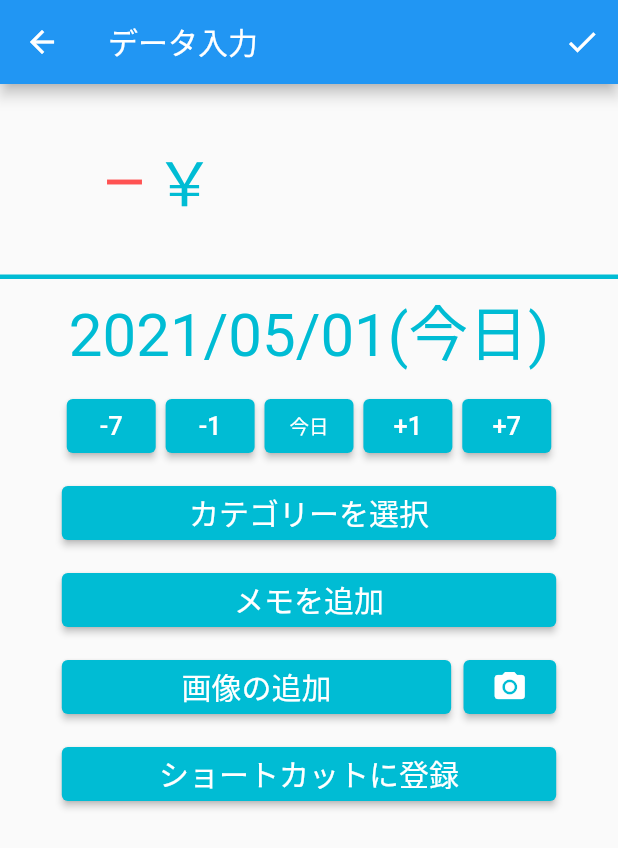
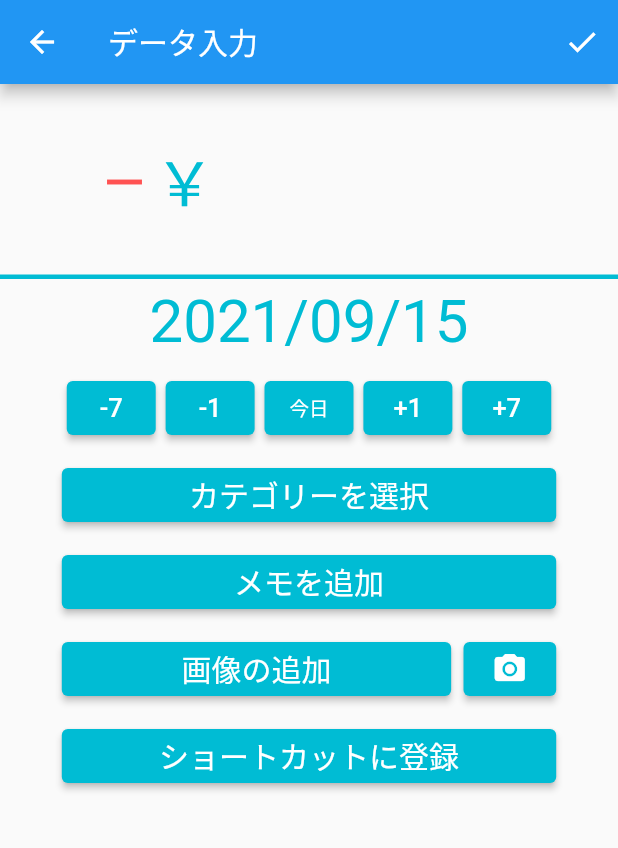
Before and after one commit to TeamSaifu/Saifu_Flutter, a Flutter app: the EnterDataPage screen opened by its route, on a phone screen of 412 x 824 dp. Shown: the top 848 px of the screen. Run offline on Flutter 3.47's test engine with Material 2 defaults, Android fonts, the phone set to English and light mode, and no system bars; our stand-ins replace percent_indicator, smooth_page_indicator, sqflite; accounts and stored records are empty.

Commit message:
logモデル及びlogリポジトリ作成、入力画面log画面作成

```diff
--- a/lib/db/log_repository.dart
+++ b/lib/db/log_repository.dart
@@ -0,0 +1,110 @@
+import 'package:flutter/cupertino.dart';
+import 'package:flutter/material.dart';
+import 'package:saifu/db/db_provider.dart';
+import 'package:saifu/model/log.dart';
+import "package:intl/intl.dart";
+
+class LogRepository {
+  static String table = 'log';
+  static DBProvider instance = DBProvider.instance;
+
+  static final _dateFormatter = DateFormat("y/M/d");
+  static DateTime toDateTime(String datetimeStr){
+    DateTime result;
+
+    try {
+      result = _dateFormatter.parseStrict(datetimeStr);
+    } catch(e){
+      // 変換に失敗した場合の処理
+    }
+    return result;
+  }
+
+  static Future<PayLog> create({
+    @required int price,
+    @required int sign,
+    DateTime payDay,
+    String name,
+    int category,
+    String picture,
+    int splitCount
+  }) async {
+    final DateTime now = DateTime.now();
+    final Map<String, dynamic> row = {
+      'input_date': now.toString(),
+      'pay_date': payDay != null ? payDay.toString() : now.toString(),
+      'price': price,
+      'name': name != null ? name : '',
+      'category': category != null ? category : 0,
+      'picture': picture != null ? picture : '',
+      'sign': sign,
+      'split_count': splitCount != null ? splitCount : 1
+    };
+
+    final db = await instance.database;
+    final id = await db.insert(table, row);
+
+    return PayLog(
+      id: id,
+      inputDate: now,
+      // payDate: toDateTime(row["pay_date"]),
+      payDate: DateTime.parse(row["pay_date"]).toLocal(),
+      price: price,
+      name: row["name"],
+      category: row["category"],
+      picture: row["picture"],
+      sign: sign,
+      splitCount: row["splitCount"],
+    );
+  }
+
+  static Future<List<PayLog>> getAll() async {
+    final db = await instance.database;
+    final rows = await db.rawQuery('SELECT * FROM $table ORDER BY pay_date DESC');
+
+    if (rows.isEmpty) return null;
+
+    return rows.map((e) => PayLog.fromMap(e)).toList();
+  }
+
+  static Future<List<PayLog>> getToday() async {
+    String startToday = DateFormat('yyyy-MM-dd').format(DateTime.now());
+    final db = await instance.database;
+    final rows = await db.rawQuery('SELECT * FROM $table WHERE pay_date >= $startToday  ORDER BY pay_date DESC');
+
+    if (rows.isEmpty) return null;
+
+    return rows.map((e) => PayLog.fromMap(e)).toList();
+  }
+
+  static Future<int> update ({
+    int id,
+    int price,
+    DateTime payDay,
+    String name,
+    int category,
+    String picture,
+    int sign,
+    int splitCount
+  }) async {
+    final DateTime now = DateTime.now();
+    final row = {
+      'id': id,
+      'input_date': now.toString(),
+      'pay_date': payDay,
+      'price': price,
+      'name': name,
+      'category': category,
+      'picture': picture != null ? picture : '',
+      'sign': sign,
+      'split_count': splitCount
+    };
+    final db = await instance.database;
+    return await db.update(table, row, where: 'id = ?', whereArgs: [id]);
+  }
+
+  static Future<int> delete(int id) async {
+    final db = await instance.database;
+    return await db.delete(table, where: 'id = ?', whereArgs: [id]);
+  }
+}
--- a/lib/enter_data.dart
+++ b/lib/enter_data.dart
@@ -1,4 +1,19 @@
 import 'package:flutter/material.dart';
+
+import 'package:saifu/db/log_repository.dart';
+
+import 'package:intl/intl.dart';
+
+/*
+このページの未実装項目
+- or +アイコンを押すと支出と収入が切り替わる
+日付を押すとカレンダーが出て支払日を選択できる
+カテゴリーを押すとカテゴリー一覧が出てカテゴリーを選択できる
+メモの追加
+画像選択
+写真を撮ってその画像を使用
+ショートカットに登録できる
+ */
 
 class EnterDataPage extends StatefulWidget {
   EnterDataPage({Key key, this.title}) : super(key: key);
@@ -10,6 +25,35 @@ class EnterDataPage extends StatefulWidget {
 }
 
 class _EnterDataState extends State<EnterDataPage> {
+  int sign = -1;
+  DateTime payDay = DateTime.now();
+  int category = 0;
+  String name = '';
+  String picture = '';
+  int splitCount = 1;
+
+  TextEditingController _priceInputController;
+
+  void initState() {
+    super.initState();
+    _priceInputController = TextEditingController();
+  }
+
+  void dispose() {
+    super.dispose();
+    _priceInputController.dispose();
+  }
+
+  void _changePayDay({int days, int sign, bool today}) {
+    setState(() {
+      if (today) {
+        payDay = DateTime.now();
+      } else {
+        payDay = payDay.add(Duration(days: days) * sign);
+      }
+    });
+  }
+
   // 区切り線
   Widget _divider({double padding = 0.0}) {
     return Divider(
@@ -31,6 +75,7 @@ class _EnterDataState extends State<EnterDataPage> {
     double padding = 0.0,
     String text,
     double fontSize = 20,
+    Function function
   }) {
     var buttonWidth = contentWidth / num * (1 - padding);
     var paddingWidth = contentWidth / num * padding / 2;
@@ -56,7 +101,7 @@ class _EnterDataState extends State<EnterDataPage> {
 
           // ボタン処理
           onPressed: () {
-
+            if (function != null) function();
           },
         ),
       )
@@ -84,7 +129,19 @@ class _EnterDataState extends State<EnterDataPage> {
           IconButton(
             icon: Icon(Icons.done),
             onPressed: () {
-              // ボタン処理
+              if (_priceInputController.text.length > 0) {
+                LogRepository.create(
+                  price: int.parse(_priceInputController.text),
+                  sign: sign,
+                  payDay: payDay,
+                  name: name,
+                  category: category,
+                  picture: picture,
+                  splitCount: splitCount
+                );
+                _priceInputController.clear();
+                Navigator.of(context).pop();
+              }
             },
           ),
         ],
@@ -103,11 +160,8 @@ class _EnterDataState extends State<EnterDataPage> {
                 mainAxisSize: MainAxisSize.min,
 
                 children: [
-                  Icon(
-                    Icons.remove,
-                    color: Colors.redAccent,
-                    size: 40.0,
-                  ),
+                  sign == -1 ? Icon(Icons.remove, color: Colors.redAccent, size: 40.0) :
+                    Icon(Icons.add, color: Colors.blueAccent, size: 40.0),
 
                   Text(
                     '￥',
@@ -121,6 +175,8 @@ class _EnterDataState extends State<EnterDataPage> {
                     width: screenWidth * 0.5,
 
                     child: TextField(
+                      controller: _priceInputController,
+                      keyboardType: TextInputType.number,
                       maxLength: 9,
                       style: TextStyle(
                         fontSize: 40.0,
@@ -143,7 +199,7 @@ class _EnterDataState extends State<EnterDataPage> {
               padding: EdgeInsets.symmetric(vertical: 5.0),
 
               child: Text(
-                '2021/05/01(今日)',
+                DateFormat('yyy/MM/dd').format(payDay),
                 style: TextStyle(
                     color: Colors.cyan,
                     fontSize: 40.0
@@ -158,11 +214,46 @@ class _EnterDataState extends State<EnterDataPage> {
                 mainAxisSize: MainAxisSize.min,
 
                 children: [
-                  _textButton(contentWidth: screenWidth * 0.8, num: 5, padding: 0.1, text: '-7', fontSize: 17),
-                  _textButton(contentWidth: screenWidth * 0.8, num: 5, padding: 0.1, text: '-1', fontSize: 17),
-                  _textButton(contentWidth: screenWidth * 0.8, num: 5, padding: 0.1, text: '今日', fontSize: 13),
-                  _textButton(contentWidth: screenWidth * 0.8, num: 5, padding: 0.1, text: '+1', fontSize: 17),
-                  _textButton(contentWidth: screenWidth * 0.8, num: 5, padding: 0.1, text: '+7', fontSize: 17),
+                  _textButton(
+                    contentWidth: screenWidth * 0.8,
+                    num: 5,
+                    padding: 0.1,
+                    text: '-7',
+                    fontSize: 17,
+                    function: () => _changePayDay(days: 7, sign: -1, today: false)
+                  ),
+                  _textButton(
+                    contentWidth: screenWidth * 0.8,
+                    num: 5,
+                    padding: 0.1,
+                    text: '-1',
+                    fontSize: 17,
+                    function: () => _changePayDay(days: 1, sign: -1, today: false)
+                  ),
+                  _textButton(
+                    contentWidth: screenWidth * 0.8,
+                    num: 5,
+                    padding: 0.1,
+                    text: '今日',
+                    fontSize: 13,
+                    function: () => _changePayDay(today: true)
+                  ),
+                  _textButton(
+                    contentWidth: screenWidth * 0.8,
+                    num: 5,
+                    padding: 0.1,
+                    text: '+1',
+                    fontSize: 17,
+                    function: () => _changePayDay(days: 1, sign: 1, today: false)
+                  ),
+                  _textButton(
+                    contentWidth: screenWidth * 0.8,
+                    num: 5,
+                    padding: 0.1,
+                    text: '+7',
+                    fontSize: 17,
+                    function: () => _changePayDay(days: 7, sign: 1, today: false)
+                  ),
                 ],
               ),
             ),
--- a/lib/model/log.dart
+++ b/lib/model/log.dart
@@ -0,0 +1,44 @@
+import 'package:flutter/foundation.dart';
+
+class PayLog {
+  final int id;
+  final DateTime inputDate;
+  final DateTime payDate;
+  final int price;
+  final String name;
+  final int category;
+  final String picture;
+  final int sign;
+  final int splitCount;
+
+  const PayLog({
+    @required this.id,
+    @required this.inputDate,
+    @required this.payDate,
+    @required this.price,
+    @required this.name,
+    @required this.category,
+    @required this.picture,
+    @required this.sign,
+    @required this.splitCount,
+  });
+
+  int get getId => id;
+  DateTime get getPayDate => payDate;
+  int get getPrice => price;
+  String get getName => '$name';
+  int get getCategory => category;
+  String get getPicture => '$picture';
+
+  factory PayLog.fromMap(Map<String, dynamic> json) => PayLog(
+    id: json["id"],
+    inputDate: DateTime.parse(json["input_date"]).toLocal(),
+    payDate: DateTime.parse(json["pay_date"]).toLocal(),
+    price: json["price"],
+    name: json["name"],
+    category: json["category"],
+    picture: json["picture"],
+    sign: json["sign"],
+    splitCount: json["split_count"],
+  );
+}
```
Also changed, not shown: lib/log.dart (+25 -16 lines).
